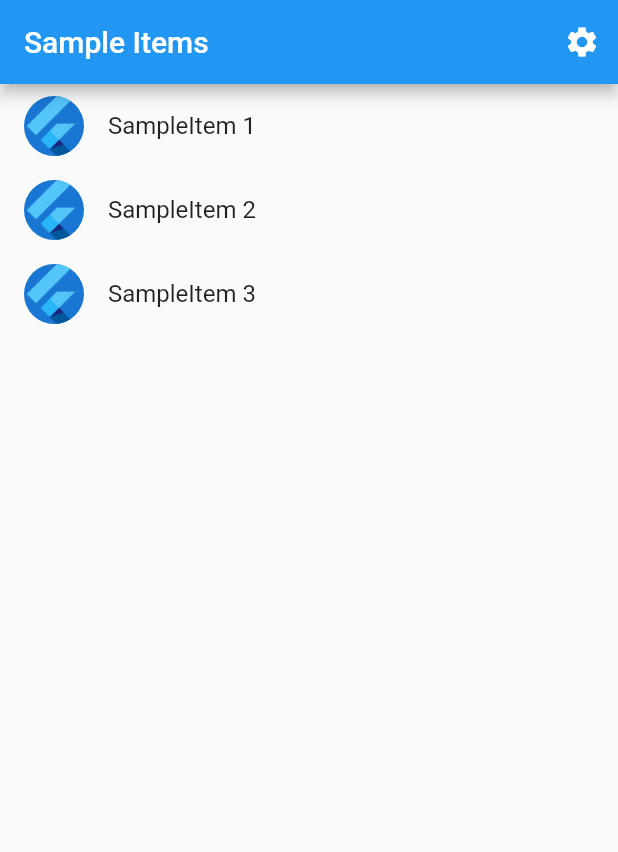
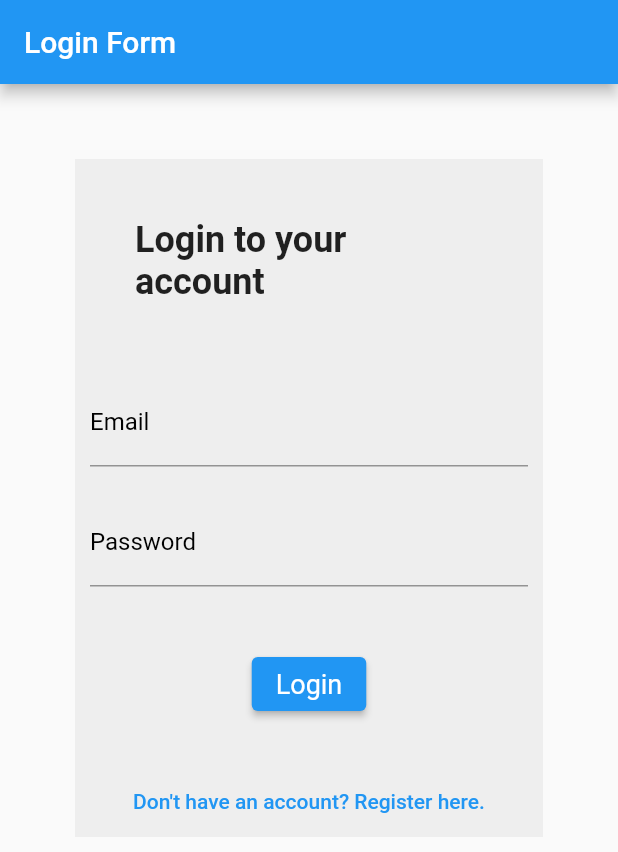
Before and after one commit to kalmuroth/flutter-mobidit-m1-iot, a Flutter app: the screen it shows after launch, on a phone screen of 412 x 824 dp. Shown: the top 852 px of the screen. Run offline on Flutter 3.47's test engine with Material 2 defaults, Android fonts, the phone set to English and light mode, and no system bars; our stand-ins replace firebase_auth, firebase_core; accounts and stored records are empty; generated files the repository leaves out were written again.

Commit message:
add login page with firebase

```diff
--- a/lib/src/app.dart
+++ b/lib/src/app.dart
@@ -2,8 +2,8 @@ import 'package:flutter/material.dart';
 import 'package:flutter_gen/gen_l10n/app_localizations.dart';
 import 'package:flutter_localizations/flutter_localizations.dart';
 
-import 'sample_feature/sample_item_details_view.dart';
-import 'sample_feature/sample_item_list_view.dart';
+import 'sample_feature/register.dart';
+import 'sample_feature/login.dart';
 import 'settings/settings_controller.dart';
 import 'settings/settings_view.dart';
 
@@ -69,11 +69,12 @@ class MyApp extends StatelessWidget {
                 switch (routeSettings.name) {
                   case SettingsView.routeName:
                     return SettingsView(controller: settingsController);
-                  case SampleItemDetailsView.routeName:
-                    return const SampleItemDetailsView();
-                  case SampleItemListView.routeName:
+                  case Register.routeName:
+                    return const Register();
+                  case Login.routeName:
+
                   default:
-                    return const SampleItemListView();
+                    return const Login();
                 }
               },
             );
--- /dev/null
+++ b/lib/src/sample_feature/login.dart
@@ -0,0 +1,157 @@
+
+import 'package:firebase_auth/firebase_auth.dart';
+import 'package:flutter/material.dart';
+import 'package:flutter_mobidit_m1_iot/src/sample_feature/register.dart';
+
+
+class Login extends StatelessWidget {
+   const Login({super.key});
+
+  static const routeName = '/login';
+  @override
+  Widget build(BuildContext context) {
+    return MaterialApp(
+      home: Scaffold(
+        appBar: AppBar(
+          title: const Text('Login Form'),
+        ),
+        body: const SingleChildScrollView(
+          child: Center(
+            child: LoginForm(),
+          ),
+        ),
+      ),
+    );
+  }
+}
+
+class LoginForm extends StatefulWidget {
+  const LoginForm({super.key});
+
+  @override
+  _LoginFormState createState() => _LoginFormState();
+}
+
+class _LoginFormState extends State<LoginForm> {
+  final _formKey = GlobalKey<FormState>();
+  final _emailController = TextEditingController();
+  final _passwordController = TextEditingController();
+
+  @override
+  Widget build(BuildContext context) {
+    return Padding(
+      padding: const EdgeInsets.all(50.0),
+      //padding: const EdgeInsets.all(8.0),
+      child: Container(
+         color: Colors.grey[200],
+        child: Form(
+          key: _formKey,
+          child: Column(
+            children: <Widget>[
+                const Padding(
+                  padding: EdgeInsets.all(40.0),
+                  child: Text(
+                  'Login to your account',
+                  style: TextStyle(fontSize: 24, fontWeight: FontWeight.bold),
+                            ),
+                ),
+              Padding(
+                padding: const EdgeInsets.all(10.0),
+                child: SizedBox(
+                  height: 60.0,
+                  width: 300.0,
+                  child: TextFormField(
+                    controller: _emailController,
+                    decoration: const InputDecoration(
+                      labelText: 'Email',
+                      labelStyle: TextStyle(color: Color.fromARGB(255, 0, 0, 0)),
+                      focusedBorder: OutlineInputBorder(
+                        borderSide: BorderSide(color: Colors.blue, width: 2.0),
+                      ),
+                    ),
+                    validator: (value) {
+                      if (value == null || value.isEmpty) {
+                        return 'Please enter your email';
+                      }
+                      return null;
+                    },
+                  ),
+                ),
+              ),
+              Padding(
+                padding: const EdgeInsets.all(10.0),
+                child: SizedBox(
+                  height: 60.0,
+                  width: 300.0,
+                  child: TextFormField(
+                    controller: _passwordController,
+                    decoration: const InputDecoration(
+                      labelText: 'Password',
+                      labelStyle: TextStyle(color: Color.fromARGB(255, 0, 0, 0)),
+                      focusedBorder: OutlineInputBorder(
+                        borderSide: BorderSide(color: Colors.blue, width: 2.0),
+                      ),
+                    ),
+                    obscureText: true,
+                    validator: (value) {
+                      if (value == null || value.isEmpty) {
+                        return 'Please enter your password';
+                      }
+                      return null;
+                    },
+                  ),
+                ),
+              ),
+              Padding(
+                padding: const EdgeInsets.all(30.0),
+                child: ElevatedButton(
+                  onPressed: () async {
+                    if (_formKey.currentState!.validate()) {
+                      ScaffoldMessenger.of(context).showSnackBar(
+                        const SnackBar(content: Text('Processing Data')),
+
+                      );
+
+                      try {
+  final credential = await FirebaseAuth.instance.signInWithEmailAndPassword(
+    email: _emailController.text,
+    password: _passwordController.text,
+  );
+} on FirebaseAuthException catch (e) {
+  if (e.code == 'user-not-found') {
+    print('No user found for that email.');
+  } else if (e.code == 'wrong-password') {
+    print('Wrong password provided for that user.');
+  }
+}
+
+                    }
+
+                  },
+                  style: ElevatedButton.styleFrom(
+                    foregroundColor: Colors.white, backgroundColor: Colors.blue,
+                    textStyle: const TextStyle(fontSize: 18),
+                  ),
+                  child: const Text('Login'),
+                ),
+              ),
+               TextButton(
+              child: const Text('Don\'t have an account? Register here.'),
+              onPressed: () {
+                Navigator.push(
+                  context,
+                  MaterialPageRoute(builder: (context) => const Register()),
+                );
+              },
+            ),
+            ],
+          ),
+        ),
+      ),
+
+
+
+
+    );
+  }
+}
--- a/lib/src/sample_feature/sample_item_details_view.dart
+++ b/lib/src/sample_feature/register.dart
@@ -1,29 +1,9 @@
 import 'package:firebase_auth/firebase_auth.dart';
 import 'package:flutter/material.dart';
 
-/// Displays detailed information about a SampleItem.
-/* class SampleItemDetailsView extends StatelessWidget {
-  const SampleItemDetailsView({super.key});
 
-  static const routeName = '/sample_item';
-
-  @override
-  Widget build(BuildContext context) {
-    return Scaffold(
-      appBar: AppBar(
-        title: const Text('Item Details'),
-      ),
-      body: const Center(
-        child: Text('More Information Here'),
-      ),
-    );
-  }
-}
- */
-
-
-class SampleItemDetailsView extends StatelessWidget {
-   const SampleItemDetailsView({super.key});
+class Register extends StatelessWidget {
+   const Register({super.key});
 
   static const routeName = '/register';
   @override
@@ -47,6 +27,7 @@ class RegistrationForm extends StatefulWidget {
   const RegistrationForm({super.key});
 
   @override
+  // ignore: library_private_types_in_public_api
   _RegistrationFormState createState() => _RegistrationFormState();
 }
 
--- a/lib/src/sample_feature/sample_item_list_view.dart
+++ /dev/null
@@ -1,71 +0,0 @@
-import 'package:flutter/material.dart';
-
-import '../settings/settings_view.dart';
-import 'sample_item.dart';
-import 'sample_item_details_view.dart';
-
-/// Displays a list of SampleItems.
-class SampleItemListView extends StatelessWidget {
-  const SampleItemListView({
-    super.key,
-    this.items = const [SampleItem(1), SampleItem(2), SampleItem(3)],
-  });
-
-  static const routeName = '/';
-
-  final List<SampleItem> items;
-
-  @override
-  Widget build(BuildContext context) {
-    return Scaffold(
-      appBar: AppBar(
-        title: const Text('Sample Items'),
-        actions: [
-          IconButton(
-            icon: const Icon(Icons.settings),
-            onPressed: () {
-              // Navigate to the settings page. If the user leaves and returns
-              // to the app after it has been killed while running in the
-              // background, the navigation stack is restored.
-              Navigator.restorablePushNamed(context, SettingsView.routeName);
-            },
-          ),
-        ],
-      ),
-
-      // To work with lists that may contain a large number of items, it’s best
-      // to use the ListView.builder constructor.
-      //
-      // In contrast to the default ListView constructor, which requires
-      // building all Widgets up front, the ListView.builder constructor lazily
-      // builds Widgets as they’re scrolled into view.
-      body: ListView.builder(
-        // Providing a restorationId allows the ListView to restore the
-        // scroll position when a user leaves and returns to the app after it
-        // has been killed while running in the background.
-        restorationId: 'sampleItemListView',
-        itemCount: items.length,
-        itemBuilder: (BuildContext context, int index) {
-          final item = items[index];
-
-          return ListTile(
-            title: Text('SampleItem ${item.id}'),
-            leading: const CircleAvatar(
-              // Display the Flutter Logo image asset.
-              foregroundImage: AssetImage('assets/images/flutter_logo.png'),
-            ),
-            onTap: () {
-              // Navigate to the details page. If the user leaves and returns to
-              // the app after it has been killed while running in the
-              // background, the navigation stack is restored.
-              Navigator.restorablePushNamed(
-                context,
-                SampleItemDetailsView.routeName,
-              );
-            }
-          );
-        },
-      ),
-    );
-  }
-}
```
